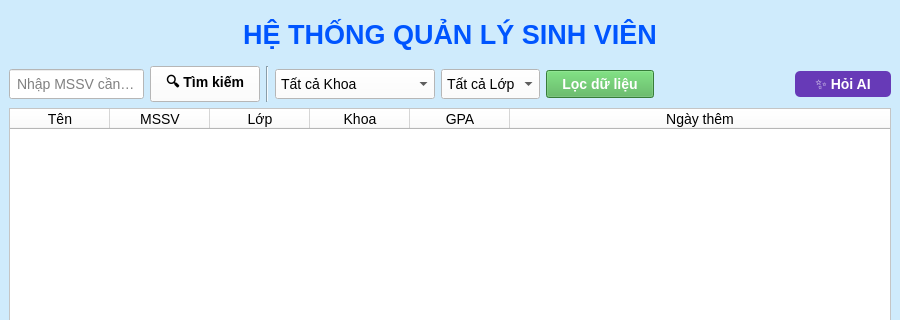
Old version of the form GiaoDien_Table/MainWindow.ui in the repository ThaiThuan-star/KTLT-CK; both pictures show x 0 to 900 and y 0 to 320 of the 900 by 650 pixel window.
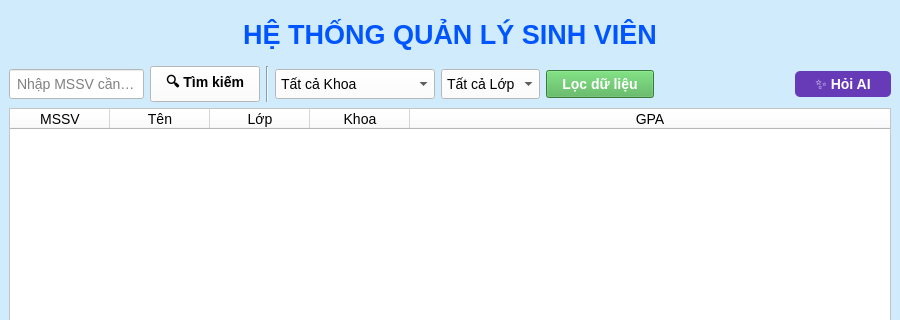
New version of the form.

```diff
--- a/GiaoDien_Table/MainWindow.ui
+++ b/GiaoDien_Table/MainWindow.ui
@@ -163,16 +163,16 @@
       <attribute name="horizontalHeaderStretchLastSection">
        <bool>true</bool>
       </attribute>
-      <column>
-       <property name="text">
-        <string>Tên</string>
-       </property>
-      </column>
       <column>
        <property name="text">
         <string>MSSV</string>
        </property>
       </column>
+      <column>
+       <property name="text">
+        <string>Tên</string>
+       </property>
+      </column>
       <column>
        <property name="text">
         <string>Lớp</string>
@@ -188,11 +188,6 @@
         <string>GPA</string>
        </property>
       </column>
-      <column>
-       <property name="text">
-        <string>Ngày thêm</string>
-       </property>
-      </column>
      </widget>
     </item>
     <item>
```
Left out of the diff: 6 changed lines with no effect on the pictures.
